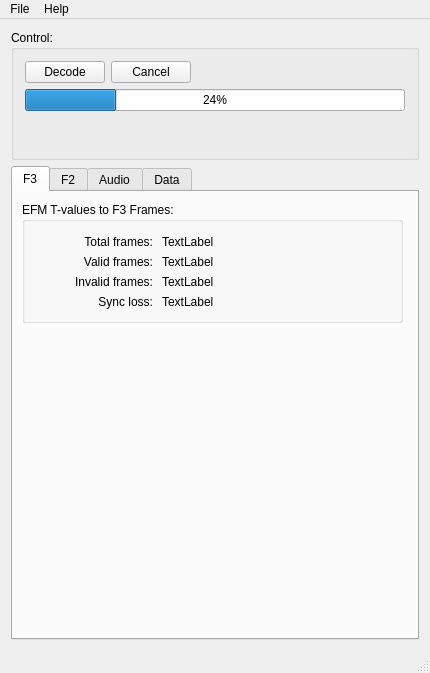
Qt form tools/ld-process-efm/mainwindow.ui (happycube/ld-decode) before a commit.
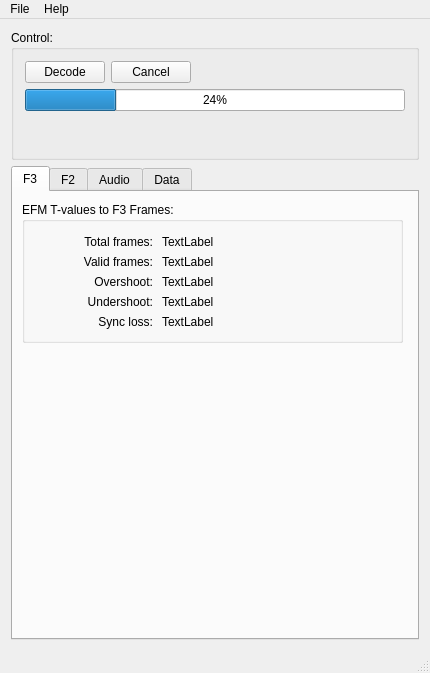
The same form after that commit. The open tabs and pages were chosen to show the change. Icons and pictures are not drawn.

What changed in the file:
```diff
--- a/tools/ld-process-efm/mainwindow.ui
+++ b/tools/ld-process-efm/mainwindow.ui
@@ -116,7 +116,7 @@
             <x>9</x>
             <y>10</y>
             <width>381</width>
-            <height>121</height>
+            <height>141</height>
            </rect>
           </property>
           <property name="title">
@@ -164,7 +164,7 @@
             </rect>
            </property>
            <property name="text">
-            <string>Invalid frames:</string>
+            <string>Overshoot:</string>
            </property>
            <property name="alignment">
             <set>Qt::AlignRight|Qt::AlignTrailing|Qt::AlignVCenter</set>
@@ -174,7 +174,7 @@
            <property name="geometry">
             <rect>
              <x>10</x>
-             <y>90</y>
+             <y>110</y>
              <width>121</width>
              <height>20</height>
             </rect>
@@ -226,6 +226,35 @@
            </property>
           </widget>
           <widget class="QLabel" name="f3Frames_syncLossLabel">
+           <property name="geometry">
+            <rect>
+             <x>140</x>
+             <y>110</y>
+             <width>231</width>
+             <height>20</height>
+            </rect>
+           </property>
+           <property name="text">
+            <string>TextLabel</string>
+           </property>
+          </widget>
+          <widget class="QLabel" name="label_36">
+           <property name="geometry">
+            <rect>
+             <x>10</x>
+             <y>90</y>
+             <width>121</width>
+             <height>20</height>
+            </rect>
+           </property>
+           <property name="text">
+            <string>Undershoot:</string>
+           </property>
+           <property name="alignment">
+            <set>Qt::AlignRight|Qt::AlignTrailing|Qt::AlignVCenter</set>
+           </property>
+          </widget>
+          <widget class="QLabel" name="f3Frames_undershoot">
            <property name="geometry">
             <rect>
              <x>140</x>
```
Left out of the diff: 4 changed lines with no effect on the pictures.
